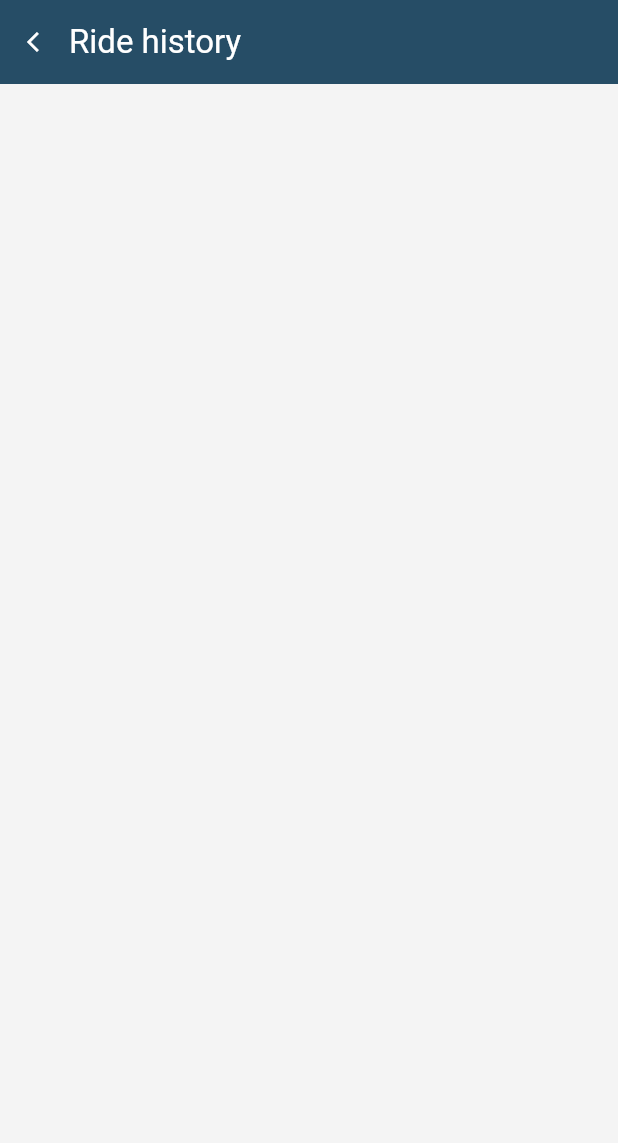
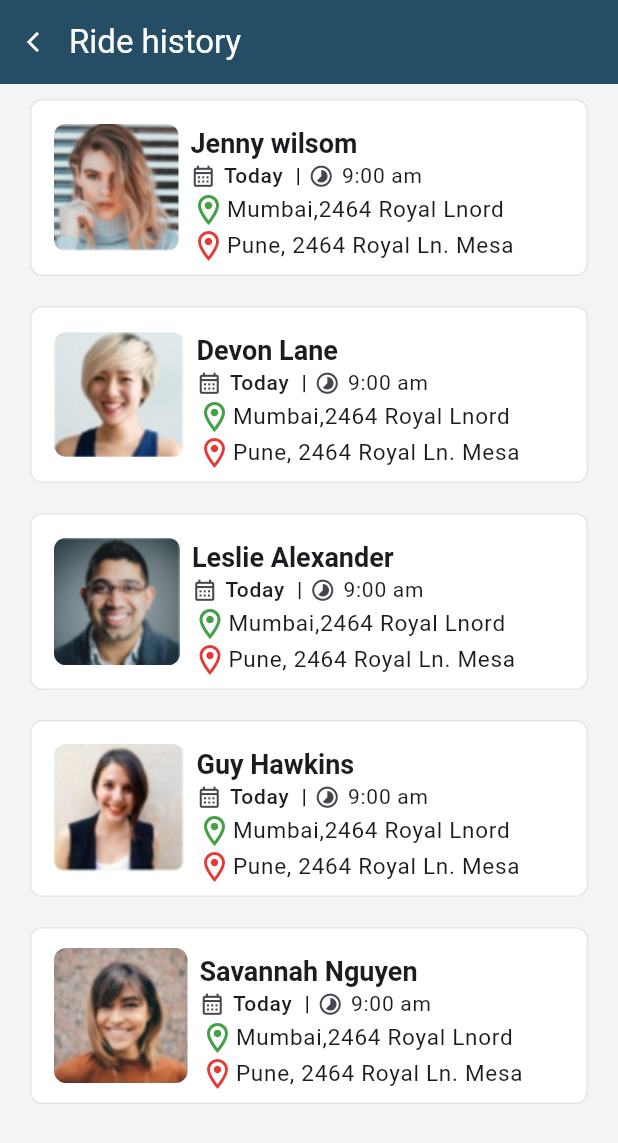
Before and after one commit to ArtiDoltani/Car-Pooling-App-UI, a Flutter app: the RidesHistory screen opened directly, on a phone screen of 412 x 824 dp. Shown: the top 1143 px of the screen. Run offline on Flutter 3.47's test engine with Material 3 defaults, Android fonts, the phone set to English and light mode, and no system bars; our stand-ins replace google_fonts, image_picker, intl_phone_field, pinput.

Commit message:
Update rides_history.dart

```diff
--- a/lib/Screens/rides_history.dart
+++ b/lib/Screens/rides_history.dart
@@ -1,6 +1,7 @@
+import 'package:car_pooling_and_ride_sharing_app/Screens/ride_history_detail.dart';
+import 'package:car_pooling_and_ride_sharing_app/models/myrides.dart';
 import 'package:car_pooling_and_ride_sharing_app/widgets/decor_widget.dart';
 import 'package:flutter/material.dart';
-
 class RidesHistory extends StatefulWidget {
   const RidesHistory({super.key});
 
@@ -15,6 +16,120 @@ class _RidesHistoryState extends State<RidesHistory> {
       appBar: UiHelper.CustomAppBar("Ride history", () {
         Navigator.pop(context);
       }),
+       body: ListView.builder(
+          itemCount: rides.length,
+          itemBuilder: (context, index) {
+            return Padding(
+              padding:
+                  const EdgeInsets.symmetric(horizontal: 20.0, vertical: 10),
+              child: DecoratedBox(
+                decoration: UiHelper.customBoxDecoration(),
+                child: ListTile(
+                  title: Row(
+                    children: [
+                      ClipRRect(
+                        borderRadius: BorderRadius.circular(8),
+                        child: Image.asset(
+                          rides[index].img,
+                        ),
+                      ),
+                      Expanded(
+                        child: Padding(
+                          padding: const EdgeInsets.only(top: 10.0, left: 8),
+                          child: Column(
+                            crossAxisAlignment: CrossAxisAlignment.start,
+                            children: [
+                              Text(
+                                rides[index].names,
+                                style: Theme.of(context)
+                                    .textTheme
+                                    .titleLarge!
+                                    .copyWith(
+                                        fontSize: 18,
+                                        fontWeight: FontWeight.bold),
+                              ),
+                              const Row(
+                                children: [
+                                  Icon(
+                                    Icons.calendar_month_outlined,
+                                    size: 17,
+                                  ),
+                                  SizedBox(
+                                    width: 5,
+                                  ),
+                                  Text(
+                                    "Today  |",
+                                    style: TextStyle(
+                                        fontSize: 14,
+                                        fontWeight: FontWeight.w500),
+                                  ),
+                                  SizedBox(
+                                    width: 5,
+                                  ),
+                                  Icon(
+                                    Icons.timelapse_outlined,
+                                    size: 17,
+                                  ),
+                                  SizedBox(
+                                    width: 5,
+                                  ),
+                                  Text(
+                                    "9:00 am",
+                                    style: TextStyle(fontSize: 14),
+                                  ),
+                                ],
+                              ),
+                              Row(
+                                children: [
+                                  Icon(
+                                    Icons.location_on_outlined,
+                                    color: Colors.green.shade600,
+                                  ),
+                                  const Expanded(
+                                      child: Text(
+                                    "Mumbai,2464 Royal Lnord",
+                                    style: TextStyle(fontSize: 15),
+                                  )),
+                                ],
+                              ),
+                              // Icon(
+                              //   Icons.more_vert,
+                              //   color: Colors.grey,
+                              // ),
+                              // // destination
+                              Row(
+                                children: [
+                                  Icon(
+                                    Icons.location_on_outlined,
+                                    color: Colors.red.shade600,
+                                  ),
+                                  const Expanded(
+                                      child: Text(
+                                    "Pune, 2464 Royal Ln. Mesa",
+                                    style: TextStyle(fontSize: 15),
+                                  )),
+                                ],
+                              ),
+                            ],
+                          ),
+                        ),
+                      ),
+                    ],
+                  ),
+                  onTap: () {
+                    Navigator.push(
+                        context,
+                        MaterialPageRoute(
+                            builder: (context) => const RideHistoryDetail()
+
+
+                            ));
+                  },
+                ),
+              ),
+            );
+          }),
+
     );
   }
 }
```
